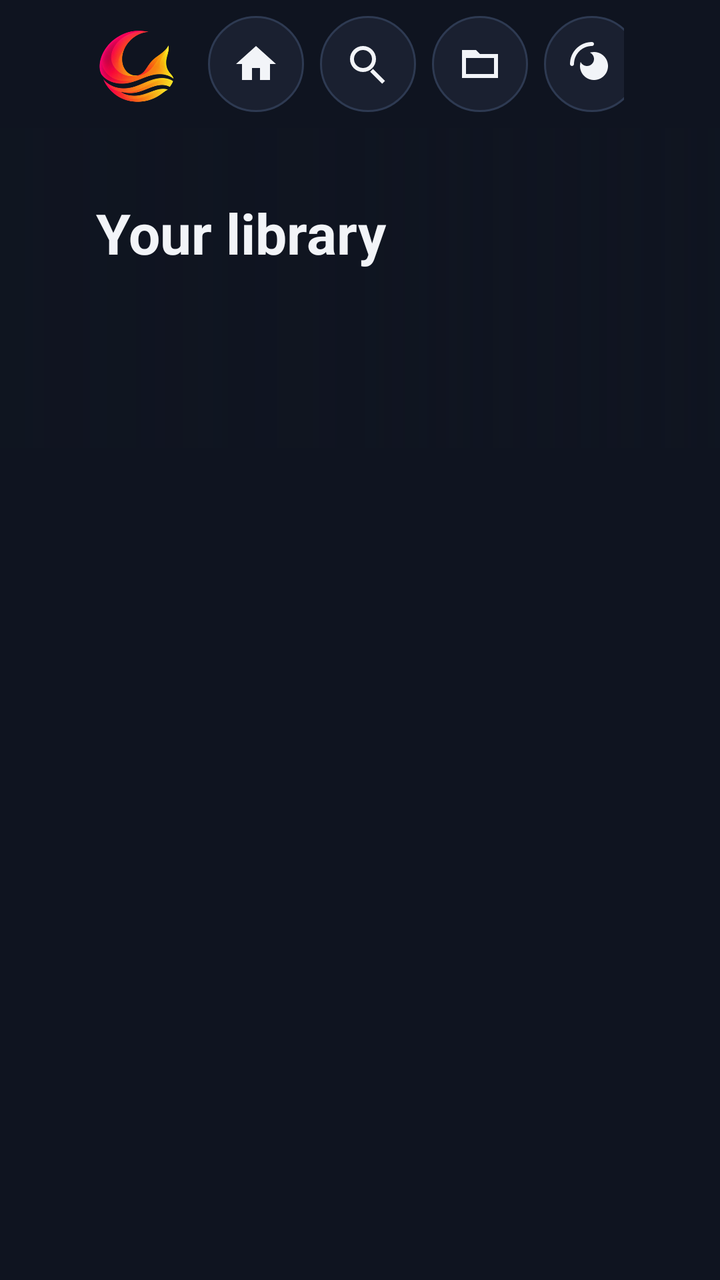
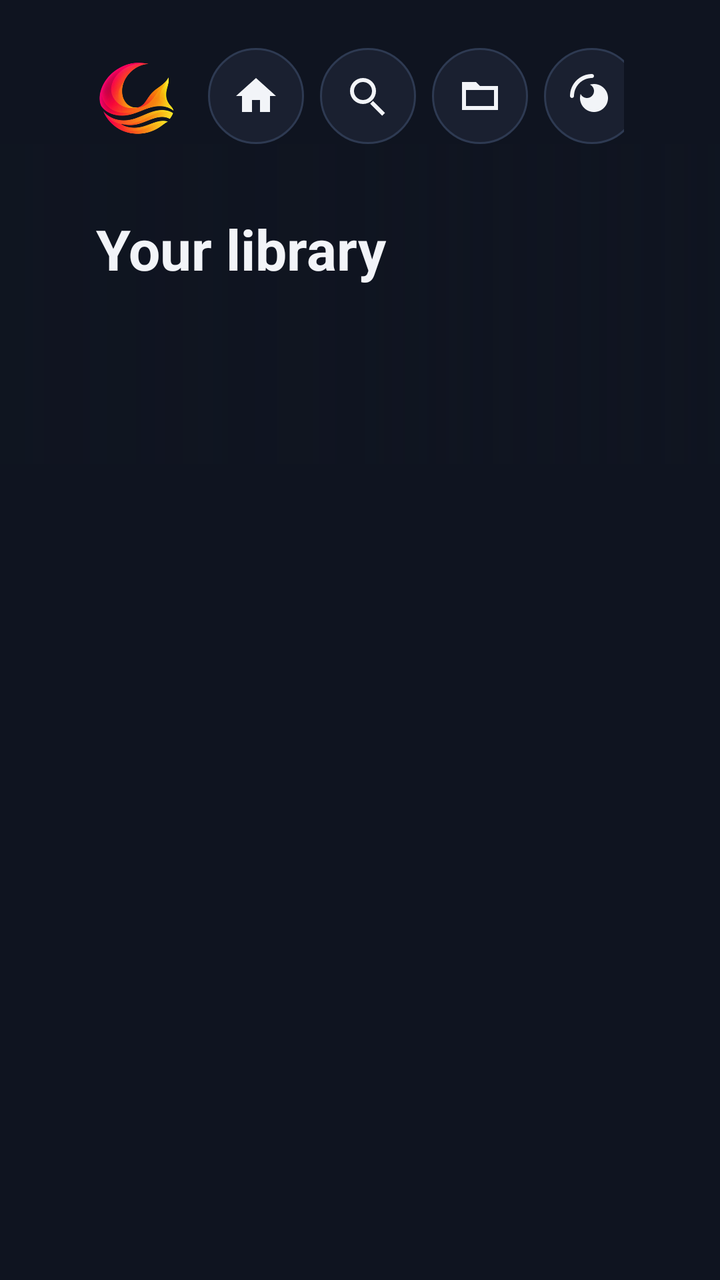

Two renders of the same Android screen: before a commit and after it. Below are the layout's source before the change and the commit's diff.
<!-- AndroidManifest.xml: application theme Theme.Firefin -->
<!-- res/layout/activity_home.xml -->
<?xml version="1.0" encoding="utf-8"?>
<LinearLayout xmlns:android="http://schemas.android.com/apk/res/android"
    android:layout_width="match_parent"
    android:layout_height="match_parent"
    android:orientation="vertical">

    <LinearLayout
        android:id="@+id/toolbar"
        android:layout_width="match_parent"
        android:layout_height="64dp"
        android:gravity="center_vertical"
        android:orientation="horizontal"
        android:paddingLeft="@dimen/page_margin"
        android:paddingRight="@dimen/page_margin">

        <ImageView
            android:layout_width="40dp"
            android:layout_height="40dp"
            android:layout_marginRight="@dimen/space_m"
            android:contentDescription="@string/app_name"
            android:scaleType="fitCenter"
            android:src="@drawable/firefin_mark" />

        <ImageButton
            android:id="@+id/homeButton"
            style="@style/Firefin.IconButton"
            android:contentDescription="@string/home"
            android:nextFocusLeft="@id/homeButton"
            android:nextFocusRight="@id/searchButton"
            android:src="@drawable/ic_home" />

        <ImageButton
            android:id="@+id/searchButton"
            style="@style/Firefin.IconButton"
            android:layout_marginLeft="@dimen/space_s"
            android:contentDescription="@string/search"
            android:nextFocusLeft="@id/homeButton"
            android:nextFocusRight="@id/libraryButton"
            android:src="@drawable/ic_search" />

        <ImageButton
            android:id="@+id/libraryButton"
            style="@style/Firefin.IconButton"
            android:layout_marginLeft="@dimen/space_s"
            android:contentDescription="@string/libraries"
            android:nextFocusLeft="@id/searchButton"
            android:nextFocusRight="@id/mediaRequestsButton"
            android:src="@drawable/ic_library" />

        <ImageButton
            android:id="@+id/mediaRequestsButton"
            style="@style/Firefin.IconButton"
            android:layout_marginLeft="@dimen/space_s"
            android:contentDescription="@string/media_requests"
            android:nextFocusLeft="@id/libraryButton"
            android:nextFocusRight="@id/randomButton"
            android:src="@drawable/ic_requests" />

        <ImageButton
            android:id="@+id/randomButton"
            style="@style/Firefin.IconButton"
            android:layout_marginLeft="@dimen/space_s"
            android:contentDescription="@string/random_playback"
            android:nextFocusLeft="@id/mediaRequestsButton"
            android:nextFocusRight="@id/favoritesButton"
            android:src="@drawable/ic_shuffle" />

        <ImageButton
            android:id="@+id/favoritesButton"
            style="@style/Firefin.IconButton"
            android:layout_marginLeft="@dimen/space_s"
            android:contentDescription="@string/favorites"
            android:nextFocusLeft="@id/randomButton"
            android:nextFocusRight="@id/settingsButton"
            android:src="@drawable/ic_star" />

        <ImageButton
            android:id="@+id/settingsButton"
            style="@style/Firefin.IconButton"
            android:layout_marginLeft="@dimen/space_s"
            android:contentDescription="@string/settings"
            android:nextFocusLeft="@id/favoritesButton"
            android:nextFocusRight="@id/settingsButton"
            android:src="@drawable/ic_settings" />

        <TextView
            android:id="@+id/toolbarActionLabel"
            style="@style/Firefin.Text.Label"
            android:layout_width="0dp"
            android:layout_height="wrap_content"
            android:layout_marginLeft="@dimen/space_m"
            android:layout_weight="1"
            android:ellipsize="end"
            android:gravity="right"
            android:importantForAccessibility="no"
            android:maxLines="1"
            android:visibility="invisible" />

        <TextClock
            style="@style/Firefin.Text.Body"
            android:layout_width="wrap_content"
            android:layout_height="wrap_content"
            android:layout_marginLeft="@dimen/space_m"
            android:format12Hour="h:mm"
            android:format24Hour="HH:mm" />
    </LinearLayout>

    <FrameLayout
        android:layout_width="match_parent"
        android:layout_height="@dimen/preview_height">

        <ImageView
            android:id="@+id/previewImage"
            android:layout_width="match_parent"
            android:layout_height="match_parent"
            android:importantForAccessibility="no"
            android:scaleType="centerCrop" />

        <View
            android:layout_width="match_parent"
            android:layout_height="match_parent"
            android:background="@drawable/backdrop_scrim" />

        <LinearLayout
            android:layout_width="600dp"
            android:layout_height="match_parent"
            android:gravity="center_vertical"
            android:orientation="vertical"
            android:paddingLeft="@dimen/page_margin"
            android:paddingRight="@dimen/space_l">

            <TextView
                android:id="@+id/previewName"
                style="@style/Firefin.Text.Title"
                android:layout_width="match_parent"
                android:layout_height="wrap_content"
                android:ellipsize="end"
                android:maxLines="1"
                android:text="@string/home_preview_default" />

            <TextView
                android:id="@+id/previewMeta"
                style="@style/Firefin.Text.Label"
                android:layout_width="match_parent"
                android:layout_height="wrap_content"
                android:layout_marginTop="@dimen/space_xs" />

            <TextView
                android:id="@+id/previewOverview"
                style="@style/Firefin.Text"
                android:layout_width="match_parent"
                android:layout_height="wrap_content"
                android:layout_marginTop="@dimen/space_s"
                android:ellipsize="end"
                android:maxLines="3"
                android:textSize="@dimen/text_label" />
        </LinearLayout>
    </FrameLayout>

    <FrameLayout
        android:layout_width="match_parent"
        android:layout_height="0dp"
        android:layout_weight="1">

        <androidx.recyclerview.widget.RecyclerView
            android:id="@+id/rows"
            android:layout_width="match_parent"
            android:layout_height="match_parent"
            android:clipToPadding="false"
            android:paddingBottom="@dimen/space_l" />

        <ProgressBar
            android:id="@+id/progress"
            android:layout_width="wrap_content"
            android:layout_height="wrap_content"
            android:layout_gravity="center"
            android:visibility="gone" />

        <include layout="@layout/view_state" />
    </FrameLayout>
</LinearLayout>
<!-- res/layout/view_state.xml (included above) -->
<?xml version="1.0" encoding="utf-8"?>
<LinearLayout xmlns:android="http://schemas.android.com/apk/res/android"
    android:id="@+id/stateView"
    android:layout_width="wrap_content"
    android:layout_height="wrap_content"
    android:layout_gravity="center"
    android:gravity="center_horizontal"
    android:orientation="vertical"
    android:visibility="gone">

    <TextView
        android:id="@+id/stateText"
        style="@style/Firefin.Text.Body"
        android:layout_width="wrap_content"
        android:layout_height="wrap_content"
        android:gravity="center"
        android:maxWidth="640dp"
        android:textColor="@color/text_secondary" />

    <Button
        android:id="@+id/stateRetry"
        android:layout_width="wrap_content"
        android:layout_height="wrap_content"
        android:layout_marginTop="@dimen/space_m"
        android:text="@string/reload"
        android:visibility="gone" />
</LinearLayout>
<!-- resources referenced by this layout -->
<resources>
  <dimen name="page_margin">48dp</dimen>
  <dimen name="preview_height">160dp</dimen>
  <dimen name="space_l">24dp</dimen>
  <dimen name="space_m">16dp</dimen>
  <dimen name="space_s">8dp</dimen>
  <dimen name="space_xs">4dp</dimen>
  <dimen name="text_label">16sp</dimen>
  <!-- drawable backdrop_scrim (drawable) -->
  <?xml version="1.0" encoding="utf-8"?>
  <shape xmlns:android="http://schemas.android.com/apk/res/android"><gradient android:angle="0" android:startColor="#F20F1420" android:centerColor="#C00F1420" android:endColor="#550F1420"/></shape>
  <string name="app_name">Firefin</string>
  <string name="home">Home</string>
  <string name="reload">Reload</string>
  <string name="search">Search</string>
  <string name="settings">Settings</string>
  <dimen name="control_height">48dp</dimen>
  <!-- drawable button_background (drawable) -->
  <?xml version="1.0" encoding="utf-8"?>
  <selector xmlns:android="http://schemas.android.com/apk/res/android">
      <item android:state_enabled="false"><shape><solid android:color="@color/surface"/><corners android:radius="24dp"/></shape></item>
      <item android:state_focused="true"><shape><solid android:color="@color/accent"/><corners android:radius="24dp"/></shape></item>
      <item android:state_pressed="true"><shape><solid android:color="@color/accent_dark"/><corners android:radius="24dp"/></shape></item>
      <item><shape><solid android:color="@color/surface"/><stroke android:width="1dp" android:color="@color/outline"/><corners android:radius="24dp"/></shape></item>
  </selector>
  <color name="text_primary">#F2F4F8</color>
  <dimen name="text_body">18sp</dimen>
  <dimen name="text_title">28sp</dimen>
  <color name="background">#0F1420</color>
  <color name="accent">#00A4DC</color>
  <style name="Firefin.Dialog" parent="Theme.AppCompat.Dialog.Alert">
          <item name="android:background">@color/surface</item>
          <item name="colorAccent">@color/accent</item>
          <item name="android:textColorPrimary">@color/text_primary</item>
          <item name="android:textColorSecondary">@color/text_secondary</item>
          <item name="android:textSize">@dimen/text_body</item>
          <item name="buttonBarButtonStyle">@style/Firefin.Button.Dialog</item>
          <item name="android:buttonBarButtonStyle">@style/Firefin.Button.Dialog</item>
          <item name="listPreferredItemHeightSmall">@dimen/control_height</item>
          <item name="android:listPreferredItemHeightSmall">@dimen/control_height</item>
      </style>
  <color name="surface">#1A2030</color>
  <color name="accent_dark">#007EA8</color>
  <color name="outline">#2E3A52</color>
  <color name="text_muted">#7D8699</color>
  <dimen name="input_height">52dp</dimen>
  <color name="surface_focus">#243049</color>
  <dimen name="focus_stroke">3dp</dimen>
  <dimen name="corner_radius">6dp</dimen>
  <!-- drawable dialog_button_background (drawable) -->
  <?xml version="1.0" encoding="utf-8"?>
  <selector xmlns:android="http://schemas.android.com/apk/res/android">
      <item android:state_focused="true"><shape><solid android:color="@color/accent"/><corners android:radius="24dp"/></shape></item>
      <item><shape><solid android:color="@android:color/transparent"/><corners android:radius="24dp"/></shape></item>
  </selector>
  <!-- unchanged entries left out for length: 24 -->
</resources>

<!-- the commit's change to res/layout/activity_home.xml (unified diff, before → after) -->
@@ -7,10 +7,11 @@
     <LinearLayout
         android:id="@+id/toolbar"
         android:layout_width="match_parent"
-        android:layout_height="64dp"
+        android:layout_height="@dimen/header_height"
         android:gravity="center_vertical"
         android:orientation="horizontal"
         android:paddingLeft="@dimen/page_margin"
+        android:paddingTop="@dimen/space_l"
         android:paddingRight="@dimen/page_margin">
 
         <ImageView
<!-- resource entries referenced after the edit -->
@@ -1,5 +1,6 @@
 <!-- resources referenced by this layout -->
 <resources>
+  <dimen name="header_height">72dp</dimen>
   <dimen name="page_margin">48dp</dimen>
   <dimen name="preview_height">160dp</dimen>
   <dimen name="space_l">24dp</dimen>
@@ -9,20 +10,23 @@
   <dimen name="text_label">16sp</dimen>
   <!-- drawable backdrop_scrim (drawable) -->
   <?xml version="1.0" encoding="utf-8"?>
-  <shape xmlns:android="http://schemas.android.com/apk/res/android"><gradient android:angle="0" android:startColor="#F20F1420" android:centerColor="#C00F1420" android:endColor="#550F1420"/></shape>
+  <shape xmlns:android="http://schemas.android.com/apk/res/android"><gradient android:angle="0" android:startColor="@color/scrim_strong" android:centerColor="@color/scrim_mid" android:endColor="@color/scrim_weak"/></shape>
   <string name="app_name">Firefin</string>
   <string name="home">Home</string>
   <string name="reload">Reload</string>
   <string name="search">Search</string>
   <string name="settings">Settings</string>
+  <color name="scrim_strong">#F20F1420</color>
+  <color name="scrim_mid">#C00F1420</color>
+  <color name="scrim_weak">#550F1420</color>
   <dimen name="control_height">48dp</dimen>
   <!-- drawable button_background (drawable) -->
   <?xml version="1.0" encoding="utf-8"?>
   <selector xmlns:android="http://schemas.android.com/apk/res/android">
-      <item android:state_enabled="false"><shape><solid android:color="@color/surface"/><corners android:radius="24dp"/></shape></item>
-      <item android:state_focused="true"><shape><solid android:color="@color/accent"/><corners android:radius="24dp"/></shape></item>
-      <item android:state_pressed="true"><shape><solid android:color="@color/accent_dark"/><corners android:radius="24dp"/></shape></item>
-      <item><shape><solid android:color="@color/surface"/><stroke android:width="1dp" android:color="@color/outline"/><corners android:radius="24dp"/></shape></item>
+      <item android:state_enabled="false"><shape><solid android:color="@color/surface"/><corners android:radius="@dimen/button_radius"/></shape></item>
+      <item android:state_focused="true"><shape><solid android:color="@color/accent"/><corners android:radius="@dimen/button_radius"/></shape></item>
+      <item android:state_pressed="true"><shape><solid android:color="@color/accent_dark"/><corners android:radius="@dimen/button_radius"/></shape></item>
+      <item><shape><solid android:color="@color/surface"/><stroke android:width="1dp" android:color="@color/outline"/><corners android:radius="@dimen/button_radius"/></shape></item>
   </selector>
   <color name="text_primary">#F2F4F8</color>
   <dimen name="text_body">18sp</dimen>
@@ -39,20 +43,27 @@
           <item name="android:buttonBarButtonStyle">@style/Firefin.Button.Dialog</item>
           <item name="listPreferredItemHeightSmall">@dimen/control_height</item>
           <item name="android:listPreferredItemHeightSmall">@dimen/control_height</item>
+          <item name="alertDialogStyle">@style/Firefin.AlertDialog</item>
       </style>
   <color name="surface">#1A2030</color>
+  <dimen name="button_radius">24dp</dimen>
   <color name="accent_dark">#007EA8</color>
   <color name="outline">#2E3A52</color>
   <color name="text_muted">#7D8699</color>
   <dimen name="input_height">52dp</dimen>
+  <style name="Firefin.AlertDialog" parent="AlertDialog.AppCompat">
+          <item name="listItemLayout">@layout/item_dialog_choice</item>
+          <item name="singleChoiceItemLayout">@layout/item_dialog_single_choice</item>
+          <item name="multiChoiceItemLayout">@layout/item_dialog_multi_choice</item>
+      </style>
   <color name="surface_focus">#243049</color>
   <dimen name="focus_stroke">3dp</dimen>
   <dimen name="corner_radius">6dp</dimen>
   <!-- drawable dialog_button_background (drawable) -->
   <?xml version="1.0" encoding="utf-8"?>
   <selector xmlns:android="http://schemas.android.com/apk/res/android">
-      <item android:state_focused="true"><shape><solid android:color="@color/accent"/><corners android:radius="24dp"/></shape></item>
-      <item><shape><solid android:color="@android:color/transparent"/><corners android:radius="24dp"/></shape></item>
+      <item android:state_focused="true"><shape><solid android:color="@color/accent"/><corners android:radius="@dimen/button_radius"/></shape></item>
+      <item><shape><solid android:color="@android:color/transparent"/><corners android:radius="@dimen/button_radius"/></shape></item>
   </selector>
   <!-- unchanged entries left out for length: 24 -->
 </resources>
